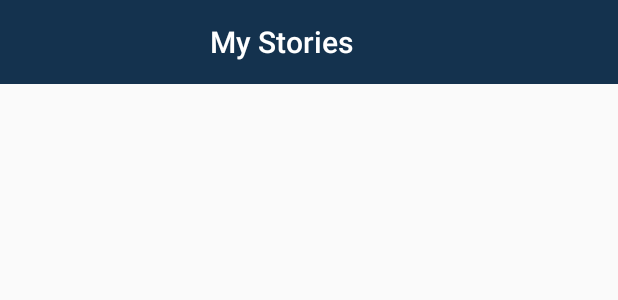
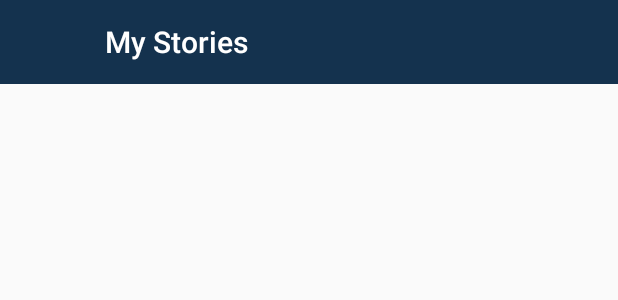
Before and after one commit to ImayaDismas/theforce, an Android app: the layout activity_maindrawer.xml on its own in the app's theme, with its tools: preview values and no code run, on a phone screen of 412 x 824 dp. Shown: the top 300 px of the screen. Run offline under Robolectric (Android 15) with nearby library versions, the phone set to English and light mode, and no system bars.

Commit message:
Edited the Create story activity and menu drawer layout

```diff
--- a/app/src/main/res/layout/activity_maindrawer.xml
+++ b/app/src/main/res/layout/activity_maindrawer.xml
@@ -15,7 +15,7 @@
         android:id="@+id/toolbar"
         android:theme="@style/ThemeOverlay.AppCompat.Dark.ActionBar"
         app:title="My Stories"
-        app:titleMarginStart="140dp"/>
+        app:titleMarginStart="70dp"/>
 
     <android.support.v4.widget.DrawerLayout
         xmlns:android="http://schemas.android.com/apk/res/android"
--- a/app/src/main/res/menu/drawermenu.xml
+++ b/app/src/main/res/menu/drawermenu.xml
@@ -1,9 +1,12 @@
 <?xml version="1.0" encoding="utf-8"?>
 <menu xmlns:android="http://schemas.android.com/apk/res/android">
-
-    <item android:title="Name of User"
-        android:id="@+id/nav_item_pic"
-        android:icon="@drawable/tab_icon_profile_active3x"/>
+    <item android:title="">
+        <menu>
+        <item android:title="Name of User"
+            android:id="@+id/nav_item_pic"
+            android:icon="@drawable/tab_icon_profile_active3x"/>
+        </menu>
+    </item>
 
     <item android:title="Main Menu">
         <menu>
@@ -37,18 +40,6 @@
                 android:title="About"
                 android:id="@+id/nav_item_about"
                 android:icon="@drawable/icon_about2x"/>
-
-            <item android:title="Settings"
-                android:id="@+id/nav_item_settings"
-                android:icon="@drawable/tab_icon_more_idle2x"/>
-
-            <item android:title="Help"
-                android:id="@+id/nav_item_help"
-                android:icon="@drawable/tab_icon_notifications_active2x"/>
-            <item
-                android:title="Log Out"
-                android:id="@+id/nav_item_logout"
-                android:icon="@drawable/icon_remove_collaborator2x"/>
         </menu>
     </item>
 
```
Also changed, not shown: app/src/main/AndroidManifest.xml (+7 -0 lines), app/src/main/java/com/example/jaykayitare/theforce/CreateStory.java (+25 -0 lines), app/src/main/java/com/example/jaykayitare/theforce/MainActivityDrawer.java (+1 -12 lines), app/src/main/res/drawable/tab_icon_profile_active@2x.png (deleted), app/src/main/res/drawable/tab_icon_profile_active@3x.png (deleted), app/src/main/res/drawable/tab_icon_stories_idle@3x.png (deleted).
